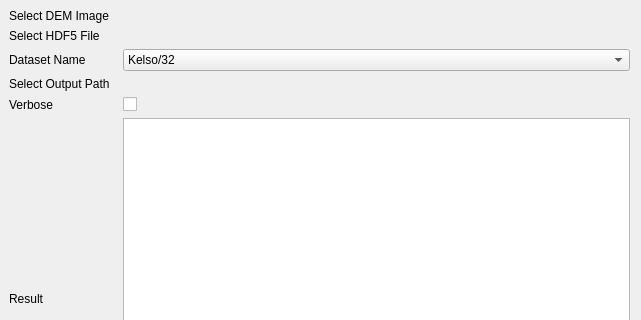
AUGSignals/qgis-plugins, file rectification/rectification_dialog_base.ui: the form before one commit; both pictures show x 0 to 641 and y 0 to 320 of the 641 by 516 pixel window.
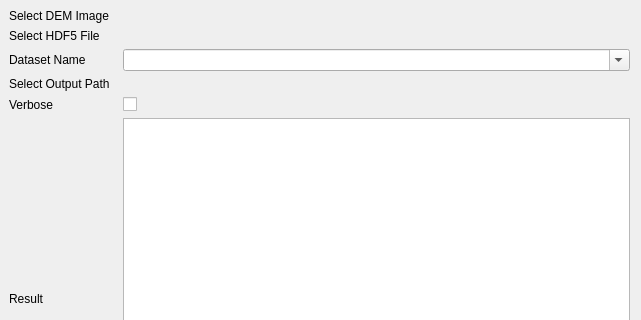
The form after the commit. Icons and pictures are not drawn. Custom widgets are drawn as their Qt base class.

```diff
--- a/rectification/rectification_dialog_base.ui
+++ b/rectification/rectification_dialog_base.ui
@@ -50,7 +50,7 @@
     <bool>false</bool>
    </property>
   </widget>
-  <widget class="QWidget" name="">
+  <widget class="QWidget" name="layoutWidget">
    <property name="geometry">
     <rect>
      <x>9</x>
@@ -127,11 +127,12 @@
       <property name="toolTip">
        <string>&lt;html&gt;&lt;head/&gt;&lt;body&gt;&lt;p&gt;Select verbose mode&lt;/p&gt;&lt;/body&gt;&lt;/html&gt;</string>
       </property>
-      <item>
-       <property name="text">
-        <string>Kelso/32</string>
-       </property>
-      </item>
+      <property name="editable">
+       <bool>true</bool>
+      </property>
+      <property name="currentText">
+       <string/>
+      </property>
      </widget>
     </item>
     <item row="3" column="0">
```
Left out of the diff: 13 changed lines with no effect on the pictures.
